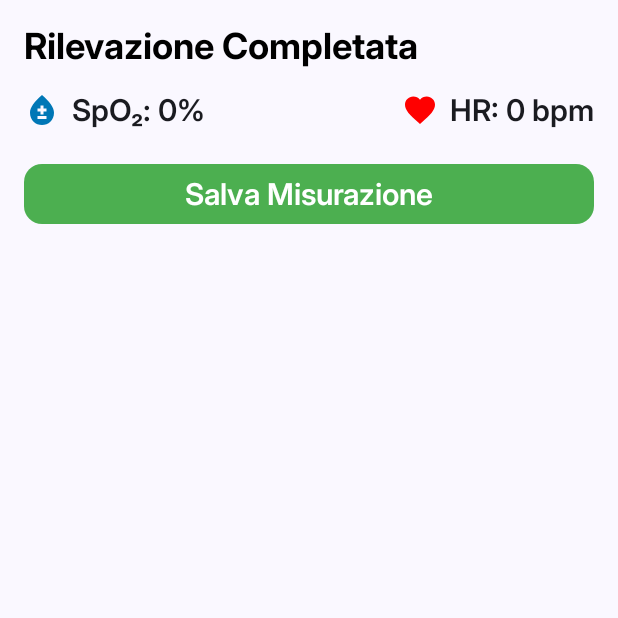
After one commit to GiuseppeSindoni03/TirocinioKelyon-Mobile, an Android app built with Jetpack Compose: the composable MedicalDetectionCompleted called with empty values, on a phone screen of 412 x 824 dp, the top half of it. The commit adds this screen. Run offline under Robolectric (Android 15) with nearby library versions, the phone set to English and light mode, and no system bars; 2 statements that could not run were skipped.

Commit message:
Migliorie grafiche e salva rilevazione

```diff
--- /dev/null
+++ b/app/src/main/java/com/example/tirociniokelyon/View/Components/MedicalDetectionCompleted.kt
@@ -0,0 +1,89 @@
+package com.example.tirociniokelyon.com.example.tirociniokelyon.View.Components
+
+import androidx.compose.foundation.layout.Arrangement
+import androidx.compose.foundation.layout.Column
+import androidx.compose.foundation.layout.Row
+import androidx.compose.foundation.layout.Spacer
+import androidx.compose.foundation.layout.fillMaxWidth
+import androidx.compose.foundation.layout.height
+import androidx.compose.foundation.layout.padding
+import androidx.compose.foundation.layout.size
+import androidx.compose.foundation.layout.width
+import androidx.compose.foundation.shape.RoundedCornerShape
+import androidx.compose.material.icons.Icons
+import androidx.compose.material.icons.filled.Bloodtype
+import androidx.compose.material.icons.filled.Favorite
+import androidx.compose.material3.Button
+import androidx.compose.material3.ButtonDefaults
+import androidx.compose.material3.Icon
+import androidx.compose.material3.LinearProgressIndicator
+import androidx.compose.material3.MaterialTheme
+import androidx.compose.material3.Text
+import androidx.compose.runtime.Composable
+import androidx.compose.ui.Alignment
+import androidx.compose.ui.Modifier
+import androidx.compose.ui.graphics.Color
+import androidx.compose.ui.unit.dp
+
+@Composable
+fun MedicalDetectionCompleted (spO2Value: Int, heartRate: Int, onSaveDetection: () -> Unit ) {
+    Column(
+        modifier = Modifier
+            .fillMaxWidth()
+            .padding(16.dp)
+    ) {
+        Text(
+            text = "Rilevazione Completata",
+            style = MaterialTheme.typography.titleLarge,
+            color = Color.Black
+        )
+        Spacer(modifier = Modifier.height(16.dp))
+
+        Row(
+            modifier = Modifier.fillMaxWidth(),
+            verticalAlignment = Alignment.CenterVertically,
+            horizontalArrangement = Arrangement.SpaceBetween
+        ) {
+
+            Row(verticalAlignment = Alignment.CenterVertically) {
+                Icon(
+                    imageVector = Icons.Default.Bloodtype,
+                    contentDescription = "SpO₂",
+                    tint = Color(0xFF0077B6),
+                    modifier = Modifier.size(24.dp)
+                )
+                Spacer(modifier = Modifier.width(8.dp))
+                Text(
+                    text = "SpO₂: $spO2Value%",
+                    style = MaterialTheme.typography.titleMedium
+                )
+            }
+            Row(verticalAlignment = Alignment.CenterVertically) {
+                Icon(
+                    imageVector = Icons.Default.Favorite,
+                    contentDescription = "HR",
+                    tint = Color.Red,
+                    modifier = Modifier.size(24.dp)
+                )
+                Spacer(modifier = Modifier.width(8.dp))
+                Text(
+                    text = "HR: $heartRate bpm",
+                    style = MaterialTheme.typography.titleMedium
+                )
+            }
+        }
+
+        Spacer(modifier = Modifier.height(20.dp))
+
+
+        Button(onClick = { onSaveDetection() }, Modifier.fillMaxWidth(), shape = RoundedCornerShape(12.dp),
+            colors = ButtonDefaults.buttonColors(
+                containerColor = Color(0xFF4CAF50)
+            ),) {
+            Text(
+                text = "Salva Misurazione",
+                style = MaterialTheme.typography.titleMedium
+            )
+        }
+    }
+}
```
Also changed, not shown: app/src/main/java/com/example/tirociniokelyon/View/Pages/SpO2Screen.kt (+14 -4 lines), app/src/main/java/com/example/tirociniokelyon/ViewModel/SpO2ViewModel.kt (+37 -23 lines), app/src/main/java/com/example/tirociniokelyon/utils/BleConnector.kt (+7 -0 lines), app/src/main/java/com/example/tirociniokelyon/View/Components/MedicalDetection.kt (renamed from app/src/main/java/com/example/tirociniokelyon/View/Components/MedicalDetecion.kt).
